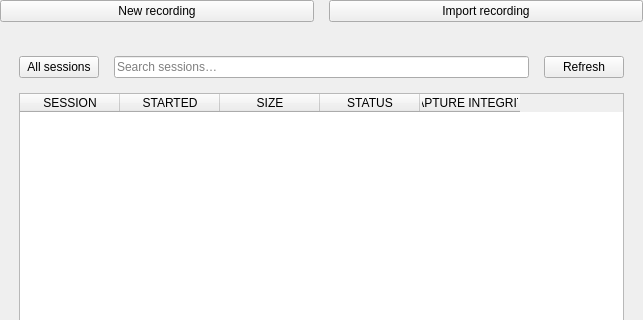
First picture: the form in apps/desktop/forms/sessions_page.ui, repository techmigosglobal/DA-AeroTrace1553, before the edit; both pictures show x 0 to 643 and y 0 to 320 of the 643 by 592 pixel window.
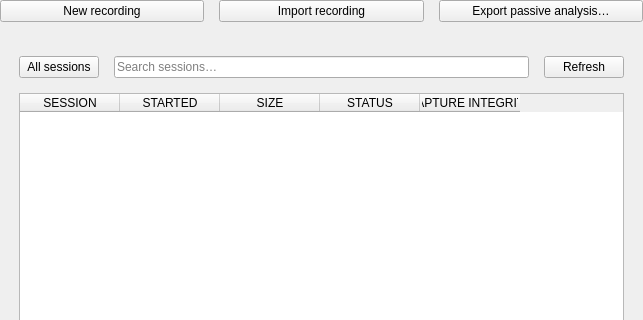
Second picture: the form after the edit.

What changed in the file:
```diff
--- a/apps/desktop/forms/sessions_page.ui
+++ b/apps/desktop/forms/sessions_page.ui
@@ -53,6 +53,13 @@
         </property>
        </widget>
       </item>
+      <item>
+       <widget class="QPushButton" name="exportAnalysisButton">
+        <property name="text"><string>Export passive analysis…</string></property>
+        <property name="accessibleName"><string>Export passive analysis for selected session</string></property>
+        <property name="toolTip"><string>Export observations and limitations from the selected recording.</string></property>
+       </widget>
+      </item>
      </layout>
     </widget>
    </item>
```
